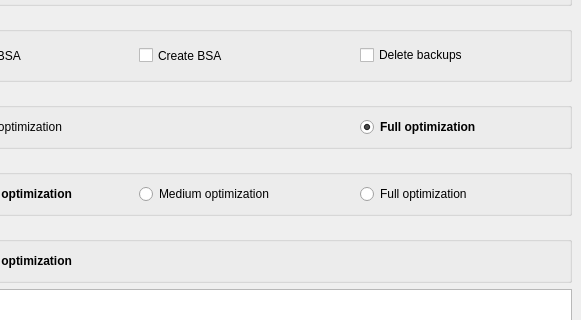
Before: the Qt Designer form CAO_frontend/Skyrim.ui in Guekka/cathedral-assets-optimizer, drawn with Qt 5; both pictures show x 103 to 684 and y 157 to 477 of the 684 by 779 pixel window.
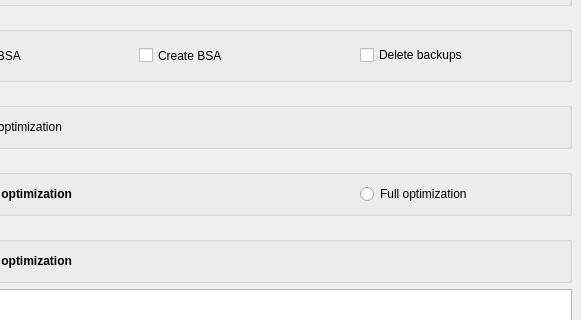
After: the same form once the commit is applied.

What changed in the file:
```diff
--- a/CAO_frontend/Skyrim.ui
+++ b/CAO_frontend/Skyrim.ui
@@ -340,40 +340,6 @@
          </property>
         </widget>
        </item>
-       <item alignment="Qt::AlignRight">
-        <widget class="QRadioButton" name="TexturesFullOptimizationRadioButton">
-         <property name="sizePolicy">
-          <sizepolicy hsizetype="Fixed" vsizetype="Fixed">
-           <horstretch>0</horstretch>
-           <verstretch>0</verstretch>
-          </sizepolicy>
-         </property>
-         <property name="minimumSize">
-          <size>
-           <width>200</width>
-           <height>0</height>
-          </size>
-         </property>
-         <property name="font">
-          <font>
-           <weight>75</weight>
-           <bold>true</bold>
-          </font>
-         </property>
-         <property name="cursor">
-          <cursorShape>WhatsThisCursor</cursorShape>
-         </property>
-         <property name="toolTip">
-          <string>&lt;html&gt;&lt;head/&gt;&lt;body&gt;&lt;p&gt;BC7 is the most efficient compression SSE supports, reducing VRAM usage without observable quality loss. Will also convert uncompressed textures to BC7.&lt;/p&gt;&lt;/body&gt;&lt;/html&gt;</string>
-         </property>
-         <property name="text">
-          <string>Full optimization</string>
-         </property>
-         <property name="checked">
-          <bool>true</bool>
-         </property>
-        </widget>
-       </item>
       </layout>
      </widget>
     </item>
@@ -429,31 +395,6 @@
          </property>
         </widget>
        </item>
-       <item alignment="Qt::AlignHCenter">
-        <widget class="QRadioButton" name="MeshesMediumOptimizationRadioButton">
-         <property name="sizePolicy">
-          <sizepolicy hsizetype="Fixed" vsizetype="Fixed">
-           <horstretch>0</horstretch>
-           <verstretch>0</verstretch>
-          </sizepolicy>
-         </property>
-         <property name="minimumSize">
-          <size>
-           <width>200</width>
-           <height>0</height>
-          </size>
-         </property>
-         <property name="cursor">
-          <cursorShape>WhatsThisCursor</cursorShape>
-         </property>
-         <property name="toolTip">
-          <string>&lt;html&gt;&lt;head/&gt;&lt;body&gt;&lt;p&gt;Perform necessary optimization, and also lightly optimizes typically non-crashing meshes. This may fix some visual issues, but may also lower quality. &lt;/p&gt;&lt;/body&gt;&lt;/html&gt;</string>
-         </property>
-         <property name="text">
-          <string>Medium optimization</string>
-         </property>
-        </widget>
-       </item>
        <item alignment="Qt::AlignRight">
         <widget class="QRadioButton" name="MeshesFullOptimizationRadioButton">
          <property name="sizePolicy">
```
